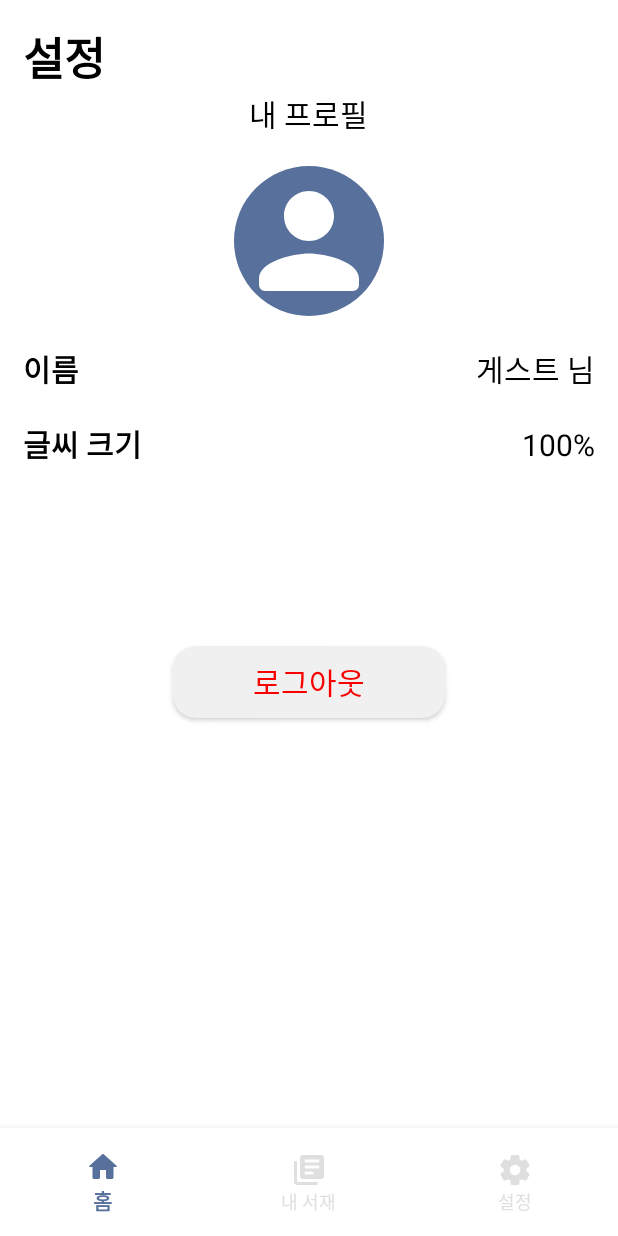
After one commit to Seung72/Quarter-Page, an Android app: the SettingsActivity screen opened directly, with no data from a screen before it, on a phone screen of 412 x 824 dp. The commit adds this screen. Run offline under Robolectric (Android 15) with nearby library versions, the phone set to English and light mode, and no system bars; our stand-ins replace Firebase (no records; nobody signed in at launch, a user with empty details on screens opened directly).

```diff
--- /dev/null
+++ b/app/src/main/java/com/cholee/quarter_page/SettingsActivity.kt
@@ -0,0 +1,30 @@
+package com.cholee.quarter_page
+
+import android.content.Intent
+import androidx.appcompat.app.AppCompatActivity
+import android.os.Bundle
+import com.cholee.quarter_page.databinding.ActivitySettingsBinding
+
+class SettingsActivity : AppCompatActivity() {
+
+    lateinit var binding: ActivitySettingsBinding
+
+    override fun onCreate(savedInstanceState: Bundle?) {
+        super.onCreate(savedInstanceState)
+        binding = ActivitySettingsBinding.inflate(layoutInflater)
+        val view = binding.root
+        setContentView(view)
+
+        binding.bottomNavigationView.setOnItemSelectedListener { item ->
+            when (item.itemId) {
+                R.id.home -> {
+                    startActivity(Intent(this, MainActivity::class.java))
+                    finish()
+                }
+                // R.id.my_library -> { startActivity(Intent(this, MyLibrary::class.java)) }
+                // R.id.settings -> { startActivity(Intent(this, SettingsActivity::class.java)) }
+            }
+            true
+        }
+    }
+}
--- /dev/null
+++ b/app/src/main/res/drawable/profile_img_style.xml
@@ -0,0 +1,10 @@
+<?xml version="1.0" encoding="utf-8"?>
+<shape xmlns:android="http://schemas.android.com/apk/res/android"
+    android:shape="oval" >
+    <solid android:color="@color/primary_blue" />
+    <corners
+        android:bottomLeftRadius="10dp"
+        android:bottomRightRadius="10dp"
+        android:topLeftRadius="10dp"
+        android:topRightRadius="10dp" />
+</shape>
--- /dev/null
+++ b/app/src/main/res/drawable/round_profile.xml
@@ -0,0 +1,5 @@
+<vector android:height="24dp" android:tint="#ffffff"
+    android:viewportHeight="24" android:viewportWidth="24"
+    android:width="24dp" xmlns:android="http://schemas.android.com/apk/res/android">
+    <path android:fillColor="@android:color/white" android:pathData="M12,12c2.21,0 4,-1.79 4,-4s-1.79,-4 -4,-4 -4,1.79 -4,4 1.79,4 4,4zM12,14c-2.67,0 -8,1.34 -8,4v1c0,0.55 0.45,1 1,1h14c0.55,0 1,-0.45 1,-1v-1c0,-2.66 -5.33,-4 -8,-4z"/>
+</vector>
--- /dev/null
+++ b/app/src/main/res/layout/activity_settings.xml
@@ -0,0 +1,105 @@
+<?xml version="1.0" encoding="utf-8"?>
+<androidx.constraintlayout.widget.ConstraintLayout xmlns:android="http://schemas.android.com/apk/res/android"
+    xmlns:app="http://schemas.android.com/apk/res-auto"
+    xmlns:tools="http://schemas.android.com/tools"
+    android:layout_width="match_parent"
+    android:layout_height="match_parent"
+    android:background="@color/white"
+    tools:context=".SettingsActivity">
+
+    <androidx.appcompat.widget.LinearLayoutCompat
+        android:layout_width="match_parent"
+        android:layout_height="match_parent"
+        android:padding="15dp"
+        android:orientation="vertical">
+
+        <TextView
+            android:text="설정"
+            android:textSize="30sp"
+            android:textColor="@color/black"
+            android:textStyle="bold"
+            android:layout_width="match_parent"
+            android:layout_height="wrap_content"/>
+
+        <TextView
+            android:text="내 프로필"
+            android:textSize="20sp"
+            android:textColor="@color/black"
+            android:layout_width="wrap_content"
+            android:layout_height="wrap_content"
+            android:layout_gravity="center"/>
+        <ImageView
+            android:layout_gravity="center"
+            android:src="@drawable/round_profile"
+            android:background="@drawable/profile_img_style"
+            android:layout_width="100dp"
+            android:layout_height="100dp"
+            android:layout_margin="20dp"/>
+        <LinearLayout
+            android:layout_width="match_parent"
+            android:layout_height="wrap_content"
+            android:layout_marginBottom="20dp"
+            android:orientation="horizontal">
+            <TextView
+                android:text="이름"
+                android:textSize="20sp"
+                android:textColor="@color/black"
+                android:layout_width="wrap_content"
+                android:layout_height="wrap_content"
+                android:textStyle="bold"/>
+            <TextView
+                android:layout_width="match_parent"
+                android:layout_height="wrap_content"
+                android:text="게스트 님"
+                android:textColor="@color/black"
+                android:textSize="20sp"
+                android:gravity="right"/>
+        </LinearLayout>
+        <LinearLayout
+            android:layout_width="match_parent"
+            android:layout_height="wrap_content"
+            android:layout_marginBottom="20dp"
+            android:orientation="horizontal">
+            <TextView
+                android:text="글씨 크기"
+                android:textSize="20sp"
+                android:textColor="@color/black"
+                android:layout_width="wrap_content"
+                android:layout_height="wrap_content"
+                android:textStyle="bold"/>
+            <TextView
+                android:layout_width="match_parent"
+                android:layout_height="wrap_content"
+                android:text="100%"
+                android:textColor="@color/black"
+                android:textSize="20sp"
+                android:gravity="right"/>
+        </LinearLayout>
+        <Button
+            android:id="@+id/btn_login"
+            android:text="로그아웃"
+            android:layout_margin="100dp"
+            android:textSize="20dp"
+            android:textColor="@color/red"
+            android:layout_width="match_parent"
+            android:layout_height="wrap_content"
+            android:background="@drawable/category_btn_style"/>
+    </androidx.appcompat.widget.LinearLayoutCompat>
+    <com.google.android.material.bottomnavigation.BottomNavigationView
+        android:id="@+id/bottomNavigationView"
+        android:layout_width="match_parent"
+        android:layout_height="wrap_content"
+        android:background="@color/white"
+        android:paddingTop="8dp"
+        android:paddingBottom="8dp"
+        app:itemIconTint="@drawable/menu_selector_color"
+        app:itemTextColor="@drawable/menu_selector_color"
+        app:layout_constraintBottom_toBottomOf="parent"
+        app:layout_constraintEnd_toEndOf="parent"
+        app:layout_constraintStart_toStartOf="parent"
+        app:menu="@menu/bottom_navi" />
+
+
+
+
+</androidx.constraintlayout.widget.ConstraintLayout>
--- a/app/src/main/res/values/colors.xml
+++ b/app/src/main/res/values/colors.xml
@@ -9,6 +9,7 @@
     <color name="black">#FF000000</color>
     <color name="white">#FFFFFFFF</color>
     <color name="gray">#898989</color>
+    <color name="red">#F80000</color>
     <array name="array_dot_active">
         <item>@color/black</item>
         <item>@color/black</item>
```
Also changed, not shown: app/src/main/AndroidManifest.xml (+7 -0 lines), app/src/main/java/com/cholee/quarter_page/Books.kt (added, +11 -0 lines), app/src/main/java/com/cholee/quarter_page/BooksActivity.kt (added, +37 -0 lines), app/src/main/java/com/cholee/quarter_page/BooksAdapter.kt (added, +68 -0 lines), app/src/main/java/com/cholee/quarter_page/MainActivity.kt (+25 -14 lines), app/src/main/res/layout/activity_books.xml (added, +49 -0 lines), app/src/main/res/layout/activity_main.xml (+6 -5 lines), app/src/main/res/layout/books_item.xml (added, +40 -0 lines).
